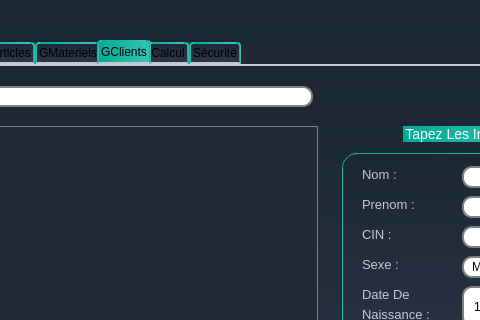
First picture: the form in employee_interface/clients.ui, repository snwxr/Dry_Cleaner_2A3, before the edit; both pictures show x 198 to 678 and y 0 to 320 of the 863 by 620 pixel window.
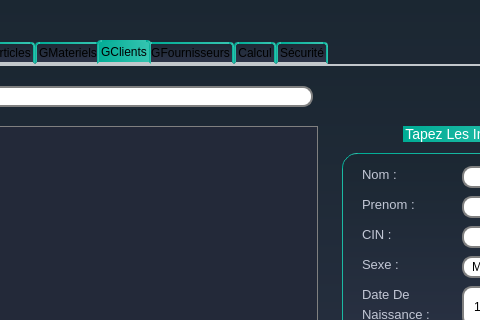
Second picture: the form after the edit. Icons and pictures are not drawn.

Diff of the .ui file:
```diff
--- a/employee_interface/clients.ui
+++ b/employee_interface/clients.ui
@@ -1059,6 +1059,11 @@
      </property>
     </widget>
    </widget>
+   <widget class="QWidget" name="tab_6">
+    <attribute name="title">
+     <string>GFournisseurs</string>
+    </attribute>
+   </widget>
    <widget class="QWidget" name="Clients_stats">
     <attribute name="title">
      <string>Calcul</string>
```
